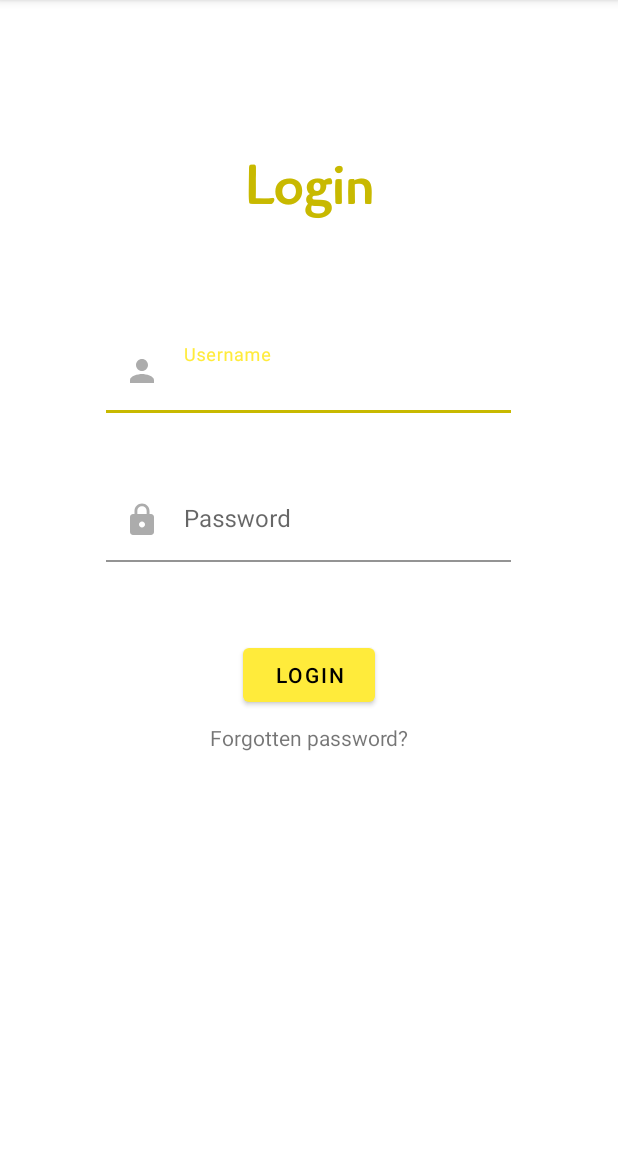
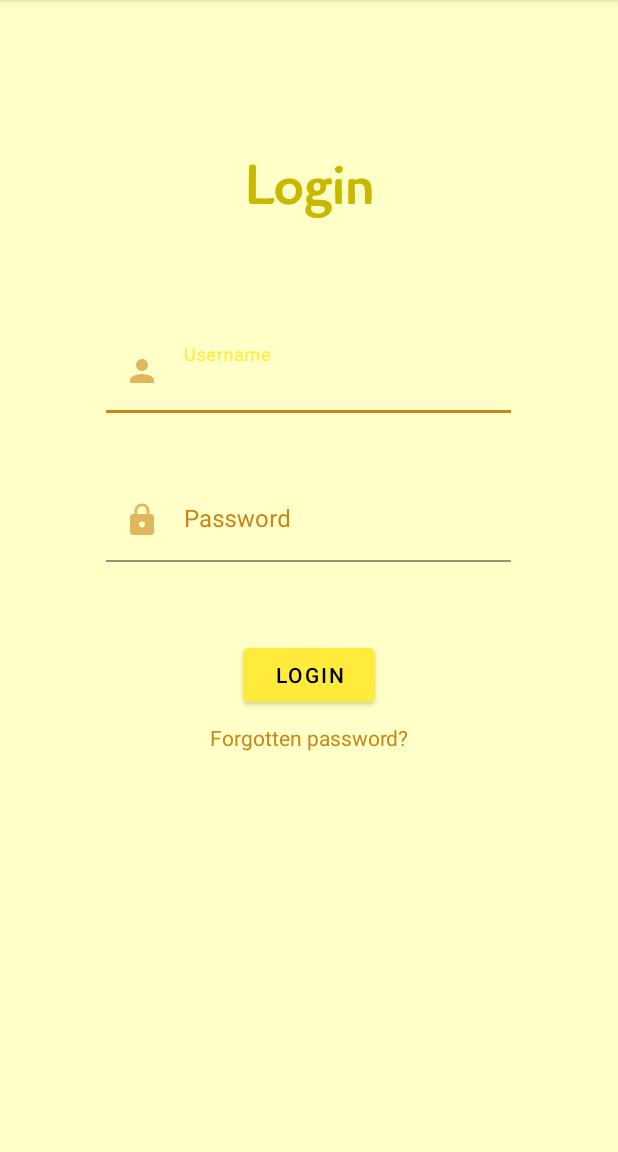
Before and after one commit to alinbabu2010/BitNews, an Android app: the screen it shows after launch (MainActivity), on a phone screen of 412 x 824 dp, the part 84-1236 px from its top. Run offline under Robolectric (Android 15) with nearby library versions, the phone set to English and light mode, and no system bars.

Commit message:
Add more styles to layouts

```diff
--- a/app/src/main/res/layout/fragment_login.xml
+++ b/app/src/main/res/layout/fragment_login.xml
@@ -4,6 +4,7 @@
     xmlns:tools="http://schemas.android.com/tools"
     android:layout_width="match_parent"
     android:layout_height="match_parent"
+    android:background="@color/background_color"
     tools:context=".activities.MainActivity">
 
     <TextView
@@ -24,46 +25,49 @@
 
     <com.google.android.material.textfield.TextInputLayout
         android:id="@+id/username_input_layout"
-        android:layout_width="270dp"
-        android:layout_height="75dp"
         android:layout_marginTop="70dp"
         android:hint="@string/username_text"
-        app:boxBackgroundColor="#00FFFFFF"
-        app:boxStrokeColor="@color/primary_dark"
-        app:hintTextColor="@color/primary"
+        app:boxBackgroundColor="@color/background_color"
+        app:boxBackgroundMode="filled"
+        app:boxStrokeColor="@color/secondary_dark"
+        app:errorEnabled="true"
         app:layout_constraintEnd_toEndOf="parent"
         app:layout_constraintHorizontal_bias="0.496"
         app:layout_constraintStart_toStartOf="parent"
         app:layout_constraintTop_toBottomOf="@+id/login_textView"
-        app:startIconDrawable="@drawable/ic_user">
+        app:startIconDrawable="@drawable/ic_user"
+        app:startIconTint="@color/secondary_dark"
+        style="@style/input_layout_style">
 
         <com.google.android.material.textfield.TextInputEditText
             android:id="@+id/username_input"
             android:layout_width="match_parent"
-            android:layout_height="wrap_content" />
+            android:layout_height="wrap_content"
+            android:inputType="textPersonName" />
 
     </com.google.android.material.textfield.TextInputLayout>
 
     <com.google.android.material.textfield.TextInputLayout
         android:id="@+id/password_input_layout"
-        android:layout_width="270dp"
-        android:layout_height="75dp"
         android:layout_marginTop="24dp"
         android:hint="@string/password_text"
-        app:boxBackgroundColor="#00FFFFFF"
-        app:boxStrokeColor="@color/primary_dark"
-        app:hintTextColor="@color/primary"
+        app:boxBackgroundColor="@color/background_color"
+        app:boxBackgroundMode="filled"
+        app:boxStrokeColor="@color/secondary_dark"
+        app:errorEnabled="true"
         app:layout_constraintEnd_toEndOf="parent"
         app:layout_constraintHorizontal_bias="0.496"
         app:layout_constraintStart_toStartOf="parent"
         app:layout_constraintTop_toBottomOf="@+id/username_input_layout"
-        app:passwordToggleTint="@color/black"
-        app:startIconDrawable="@drawable/ic_password">
+        app:startIconDrawable="@drawable/ic_password"
+        app:startIconTint="@color/secondary_dark"
+        style="@style/input_layout_style">
 
         <com.google.android.material.textfield.TextInputEditText
             android:id="@+id/password_input"
             android:layout_width="match_parent"
-            android:layout_height="wrap_content" />
+            android:layout_height="wrap_content"
+            android:inputType="textPassword" />
 
     </com.google.android.material.textfield.TextInputLayout>
 
@@ -87,6 +91,7 @@
         android:clickable="true"
         android:focusable="true"
         android:text="@string/forgot_password_text"
+        android:textColor="@color/secondary_dark"
         app:layout_constraintEnd_toEndOf="parent"
         app:layout_constraintStart_toStartOf="parent"
         app:layout_constraintTop_toBottomOf="@+id/login_button" />
--- a/app/src/main/res/values/colors.xml
+++ b/app/src/main/res/values/colors.xml
@@ -8,4 +8,5 @@
     <color name="secondary_dark">#c88719</color>
     <color name="black">#FF000000</color>
     <color name="white">#FFFFFFFF</color>
+    <color name="background_color">#7CFFFF8D</color>
 </resources>
--- /dev/null
+++ b/app/src/main/res/values/styles.xml
@@ -0,0 +1,9 @@
+<?xml version="1.0" encoding="utf-8"?>
+<resources>
+
+    <style name="input_layout_style">
+        <item name="android:layout_width">270dp</item>
+        <item name="android:layout_height">75dp</item>
+        <item name="android:textColorHint">@color/secondary_dark</item>
+    </style>
+</resources>
```
